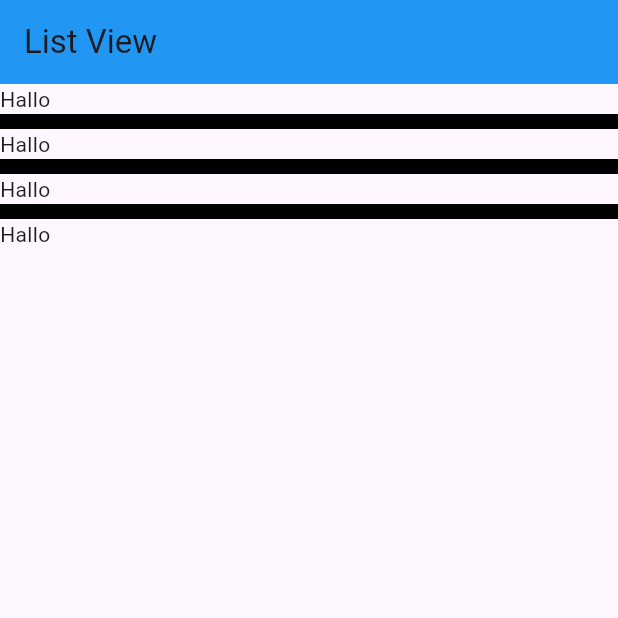
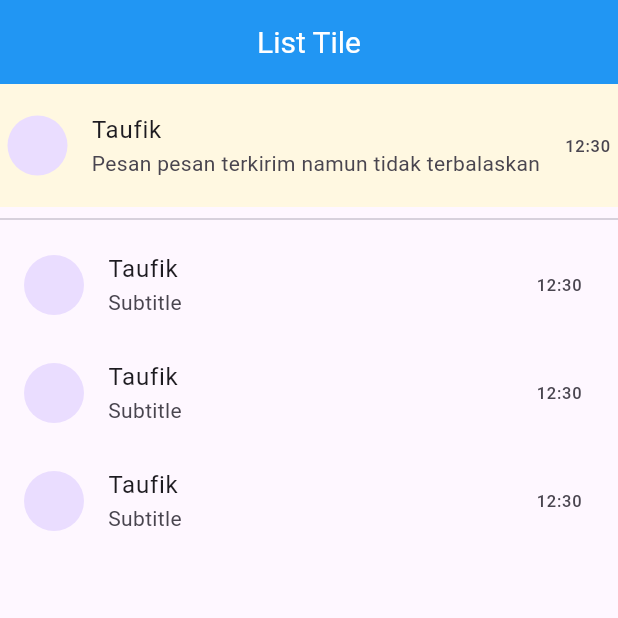
Before and after one commit to taufik-hdyt/flutter-dasar, a Flutter app: the screen it shows after launch, on a phone screen of 412 x 824 dp, the top half of it. Run offline on Flutter 3.47's test engine with Material 3 defaults, Android fonts, the phone set to English and light mode, and no system bars.

Commit message:
flutter dasar membuat list tile

```diff
--- a/lib/main.dart
+++ b/lib/main.dart
@@ -5,52 +5,55 @@ void main() {
 }
 
 class MyApp extends StatelessWidget {
-  final List<Color> myColor = [
-    Colors.red,
-    Colors.yellow,
-    Colors.green,
-    Colors.blue
-  ];
   @override
   Widget build(BuildContext context) {
     return MaterialApp(
       home: Scaffold(
         appBar: AppBar(
-          title: const Text("List View"),
+          title: const Text("List Tile"),
           backgroundColor: Colors.blue,
+          titleTextStyle: const TextStyle(color: Colors.white, fontSize: 20),
+          centerTitle: true,
         ),
-        // menambahkan list view
-        // body: ListView.builder(
-        //   itemCount: myColor.length,
-        //   itemBuilder: (context, index) {
-        //     return Container(
-        //       height: 300,
-        //       width: 300,
-        //       color: myColor[index],
-        //     );
-        //   },
-        // ),
+        body: ListView(
+          children: [
+            ListTile(
+              contentPadding: EdgeInsets.all(5),
+              title: Text("Taufik"),
+              subtitle: Text(
+                "Pesan pesan terkirim namun tidak terbalaskan",
+                maxLines: 1,
+                overflow: TextOverflow.ellipsis,
+              ),
+              leading: CircleAvatar(),
+              trailing: Text("12:30"),
+              tileColor: Colors.amber[50],
 
-        // menambahkan spasi dan warna spasinya
-        body: ListView.separated(
-          separatorBuilder: (context, index) {
-            return Container(
-              height: 10,
-              color: Colors.black,
-            );
-          },
-          itemCount: myColor.length,
-          itemBuilder: (context, index) {
-            // Mengembalikan return Container =============
-            // return Container(
-            //   height: 300,
-            //   width: 300,
-            //   color: myColor[index],
-            // );
-
-            // Mengembalikan return Text =============
-            return Text("Hallo");
-          },
+              // onCLICK
+              // onTap: (){
+              //   return
+              // },
+            ),
+            Divider(),
+            ListTile(
+              title: Text("Taufik"),
+              subtitle: Text("Subtitle"),
+              leading: CircleAvatar(),
+              trailing: Text("12:30"),
+            ),
+            ListTile(
+              title: Text("Taufik"),
+              subtitle: Text("Subtitle"),
+              leading: CircleAvatar(),
+              trailing: Text("12:30"),
+            ),
+            ListTile(
+              title: Text("Taufik"),
+              subtitle: Text("Subtitle"),
+              leading: CircleAvatar(),
+              trailing: Text("12:30"),
+            ),
+          ],
         ),
       ),
     );
```
